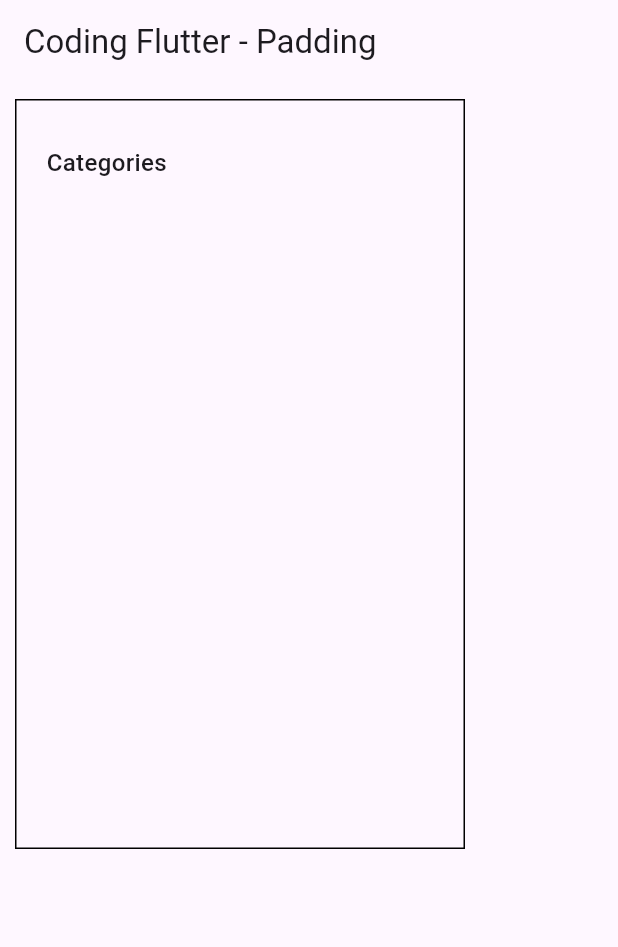
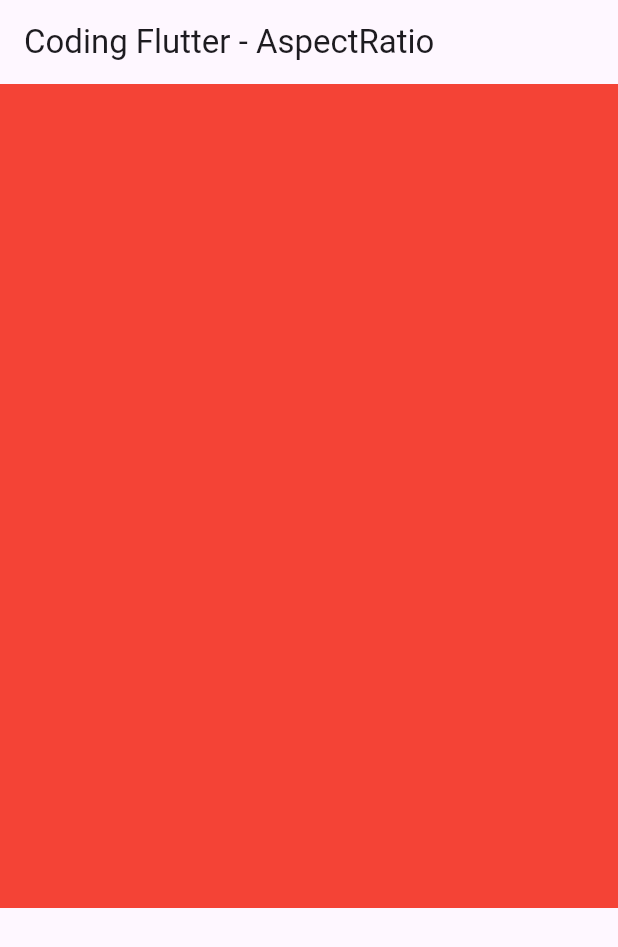
Before and after one commit to khanifzyen/project_pertama, a Flutter app: the screen it shows after launch, on a phone screen of 412 x 824 dp. Shown: the top 947 px of the screen. Run offline on Flutter 3.47's test engine with Material 3 defaults, Android fonts, the light colour scheme and no system bars.

Commit message:
add aspectratio

```diff
--- /dev/null
+++ b/lib/lessons/aspectratio.dart
@@ -0,0 +1,20 @@
+import 'package:flutter/material.dart';
+
+class MyAspectRatio extends StatelessWidget {
+  const MyAspectRatio({super.key});
+
+  @override
+  Widget build(BuildContext context) {
+    return Scaffold(
+      appBar: AppBar(
+        title: const Text('Coding Flutter - AspectRatio'),
+      ),
+      body: AspectRatio(
+        aspectRatio: 180 / 240,
+        child: Container(
+          color: Colors.red,
+        ),
+      ),
+    );
+  }
+}
--- a/lib/main.dart
+++ b/lib/main.dart
@@ -1,4 +1,5 @@
 import 'package:flutter/material.dart';
+import 'package:project_pertama/lessons/aspectratio.dart';
 import 'package:project_pertama/lessons/button.dart';
 import 'package:project_pertama/lessons/circleavatar.dart';
 import 'package:project_pertama/lessons/column.dart';
@@ -29,7 +30,7 @@ class MyApp extends StatelessWidget {
         colorScheme: ColorScheme.fromSeed(seedColor: Colors.deepPurple),
         useMaterial3: true,
       ),
-      home: const MyPadding(),
+      home: const MyAspectRatio(),
     );
   }
 }
```
